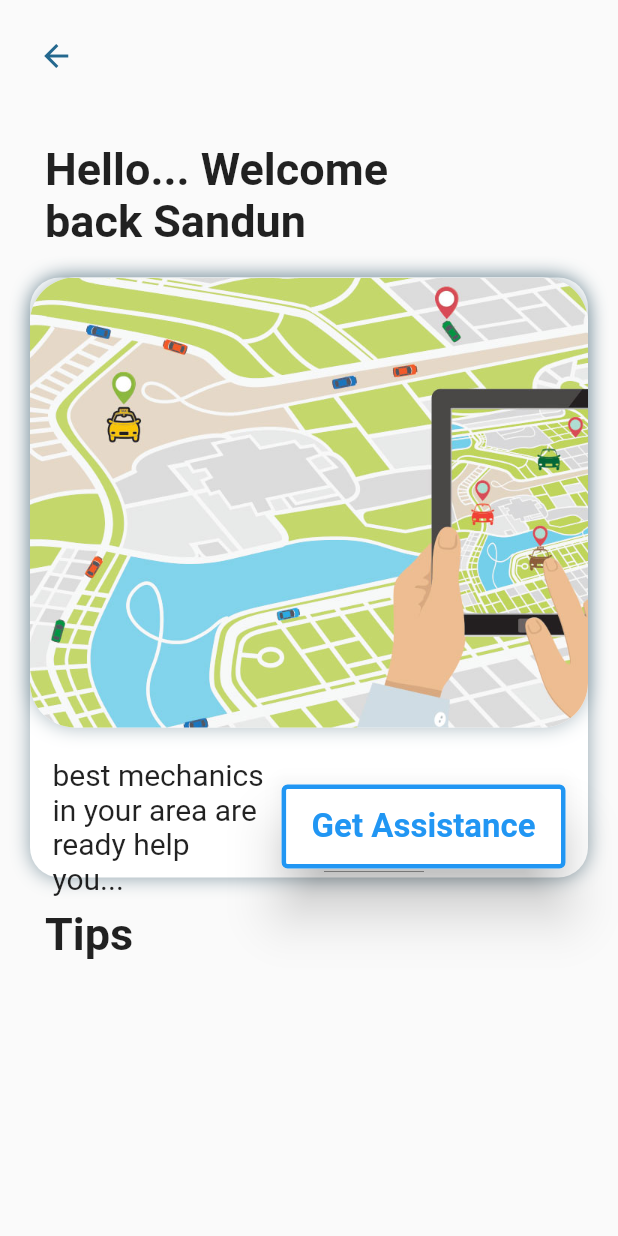
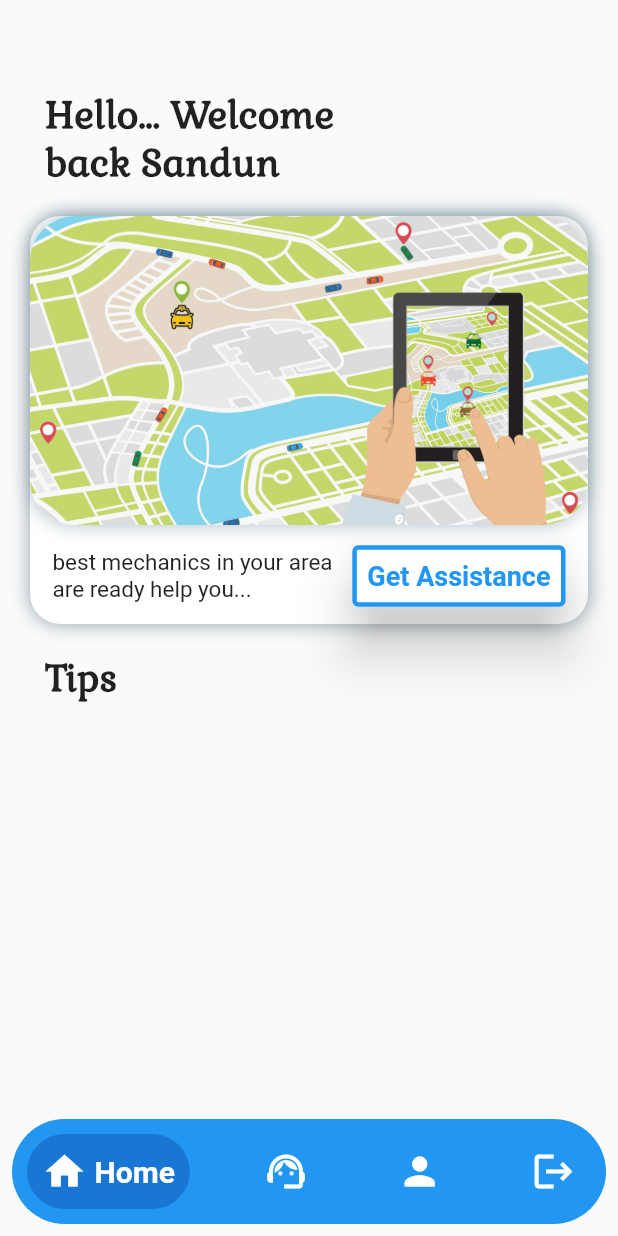
Before and after one commit to sandun-liyanage/Motor_Rescue, a Flutter app: the DriverHome screen opened by its route, on a phone screen of 412 x 824 dp. Run offline on Flutter 3.47's test engine with Material 2 defaults, Android fonts, the light colour scheme and no system bars; drawn by our look-alikes of google_nav_bar; our stand-ins replace cloud_firestore, firebase_auth, firebase_core, go_router, google_maps_flutter, location; missing offline and left inert: flutter_polyline_points; accounts and stored records are empty.

Commit message:
marker icons and UI changes

```diff
--- a/lib/main.dart
+++ b/lib/main.dart
@@ -6,6 +6,7 @@ import 'package:motor_rescue/src/auth/driver_signup.dart';
 import 'package:motor_rescue/src/auth/mechanic_login.dart';
 import 'package:motor_rescue/src/auth/mechanic_signup.dart';
 import 'package:motor_rescue/src/driver_dashboard/driver_home.dart';
+import 'package:motor_rescue/src/driver_dashboard/nearest_mechanics.dart';
 import 'package:motor_rescue/src/landing.dart';
 import 'package:motor_rescue/src/mechanic_dashboard/directions.dart';
 import 'package:motor_rescue/src/mechanic_dashboard/mechanic_home.dart';
@@ -41,6 +42,12 @@ final router = GoRouter(
         GoRoute(
           path: 'driver',
           builder: (context, state) => const DriverHome(),
+          routes: [
+            GoRoute(
+              path: 'nearestMechanics',
+              builder: (context, state) => const NearestMechanics(),
+            ),
+          ],
         ),
         GoRoute(
           path: 'mechanic',
--- a/lib/src/driver_dashboard/driver_home.dart
+++ b/lib/src/driver_dashboard/driver_home.dart
@@ -1,6 +1,8 @@
 // ignore_for_file: prefer_const_constructors, prefer_const_literals_to_create_immutables
 
 import 'package:flutter/material.dart';
+import 'package:go_router/go_router.dart';
+import 'package:motor_rescue/src/widgets/bottom_nav_driver.dart';
 
 class DriverHome extends StatefulWidget {
   const DriverHome({super.key});
@@ -12,32 +14,33 @@ class DriverHome extends StatefulWidget {
 class _DriverHomeState extends State<DriverHome> {
   @override
   Widget build(BuildContext context) {
+    var size = MediaQuery.of(context).size;
     return Scaffold(
-      appBar: AppBar(
-        backgroundColor: Colors.transparent,
-        elevation: 0,
-        iconTheme: const IconThemeData(color: Color(0xff24688e)),
-        toolbarHeight: 75,
-        leadingWidth: 75,
-      ),
-      body: Padding(
+      bottomNavigationBar: BottomNavDriverWidget(),
+      body: SingleChildScrollView(
+        child: Padding(
           padding: const EdgeInsets.all(20),
           child: Column(
             crossAxisAlignment: CrossAxisAlignment.start,
             children: [
+              SizedBox(height: 40),
               Padding(
                 padding: const EdgeInsets.symmetric(horizontal: 10),
                 child: ConstrainedBox(
-                constraints: BoxConstraints(maxWidth: 300),
+                  constraints: BoxConstraints(maxWidth: size.width * 0.5),
                   child: Text(
                     'Hello... Welcome back Sandun',
-                  style: TextStyle(fontSize: 30, fontWeight: FontWeight.bold),
+                    style: TextStyle(
+                      fontSize: 25,
+                      fontWeight: FontWeight.bold,
+                      fontFamily: "Gabriela-Regular",
+                    ),
                   ),
                 ),
               ),
               SizedBox(height: 20),
               Container(
-              height: 400,
+                height: size.height * 0.33,
                 decoration: BoxDecoration(
                   color: Colors.white,
                   borderRadius: BorderRadius.circular(20),
@@ -53,13 +56,13 @@ class _DriverHomeState extends State<DriverHome> {
                 child: Column(
                   children: [
                     Container(
-                    height: 300,
-                    width: 500,
+                      height: size.height * 0.25,
                       decoration: BoxDecoration(
                         color: Colors.white,
                         borderRadius: BorderRadius.circular(30),
                         image: const DecorationImage(
-                          image: AssetImage('assets/images/getAssistance.jpg'),
+                            image:
+                                AssetImage('assets/images/getAssistance.jpg'),
                             fit: BoxFit.cover),
                         boxShadow: [
                           BoxShadow(
@@ -72,7 +75,7 @@ class _DriverHomeState extends State<DriverHome> {
                       ),
                       //child: Image(image: AssetImage('assets/images/vBreakdown.png')),
                     ),
-                  SizedBox(height: 20),
+                    SizedBox(height: 10),
                     Padding(
                       padding: const EdgeInsets.symmetric(horizontal: 15),
                       child: Row(
@@ -80,18 +83,21 @@ class _DriverHomeState extends State<DriverHome> {
                           Flexible(
                             child: Text(
                               'best mechanics in your area are ready help you...',
-                            style: TextStyle(fontSize: 20),
+                              style: TextStyle(fontSize: 15),
                             ),
                           ),
                           SizedBox(width: 10),
                           ElevatedButton(
-                          onPressed: () {},
+                            onPressed: () {
+                              GoRouter.of(context)
+                                  .go('/driver/nearestMechanics');
+                            },
                             style: ElevatedButton.styleFrom(
                                 textStyle: TextStyle(
-                                  fontSize: 22, fontWeight: FontWeight.bold),
+                                    fontSize: 18, fontWeight: FontWeight.bold),
                                 padding: EdgeInsets.symmetric(
-                                horizontal: 20,
-                                vertical: 15,
+                                  horizontal: 10,
+                                  vertical: 10,
                                 ),
                                 backgroundColor: Colors.white,
                                 foregroundColor: Colors.blue,
@@ -110,12 +116,17 @@ class _DriverHomeState extends State<DriverHome> {
                 padding: const EdgeInsets.symmetric(horizontal: 10),
                 child: Text(
                   'Tips',
-                style: TextStyle(fontSize: 30, fontWeight: FontWeight.bold),
+                  style: TextStyle(
+                    fontSize: 25,
+                    fontWeight: FontWeight.bold,
+                    fontFamily: "Gabriela-Regular",
+                  ),
                 ),
               ),
             ],
           ),
         ),
+      ),
     );
   }
 }
--- a/lib/src/widgets/bottom_nav_driver.dart
+++ b/lib/src/widgets/bottom_nav_driver.dart
@@ -1,4 +1,4 @@
-// ignore_for_file: prefer_const_constructors, prefer_const_literals_to_create_immutables
+// ignore_for_file: prefer_const_constructors, prefer_const_literals_to_create_immutables, unused_local_variable
 
 import 'package:flutter/material.dart';
 import 'package:go_router/go_router.dart';
@@ -11,8 +11,9 @@ class BottomNavDriverWidget extends StatelessWidget {
 
   @override
   Widget build(BuildContext context) {
+    var size = MediaQuery.of(context).size;
     return Padding(
-      padding: const EdgeInsets.all(10),
+      padding: const EdgeInsets.all(8),
       child: Container(
         decoration: BoxDecoration(
           color: Colors.blue,
@@ -25,33 +26,33 @@ class BottomNavDriverWidget extends StatelessWidget {
             color: Colors.white,
             activeColor: Colors.white,
             tabBackgroundColor: Colors.blue.shade700,
-            padding: EdgeInsets.all(15),
+            padding: EdgeInsets.all(10),
             gap: 5,
             onTabChange: (index) {
               switch (index) {
                 case 0:
-                  GoRouter.of(context).go('/mechanicHome');
+                  GoRouter.of(context).go('/mechanic');
                   break;
                 case 1:
-                  GoRouter.of(context).go('/mechanicHome');
+                  GoRouter.of(context).go('/mechanic');
                   break;
                 case 2:
-                  GoRouter.of(context).go('/mechanicHome');
+                  GoRouter.of(context).go('/mechanic');
                   break;
                 case 3:
                   //logout function
                   break;
                 default:
-                  GoRouter.of(context).go('/mechanicHome');
+                  GoRouter.of(context).go('/mechanic');
               }
             },
             tabs: [
               GButton(
                 icon: Icons.home,
                 text: 'Home',
-                iconSize: 35,
+                iconSize: 30,
                 textStyle: TextStyle(
-                  fontSize: 25,
+                  fontSize: 20,
                   color: Colors.white,
                   fontWeight: FontWeight.bold,
                 ),
@@ -59,9 +60,9 @@ class BottomNavDriverWidget extends StatelessWidget {
               GButton(
                 icon: Icons.support_agent,
                 text: 'Contact Us',
-                iconSize: 35,
+                iconSize: 30,
                 textStyle: TextStyle(
-                  fontSize: 25,
+                  fontSize: 20,
                   color: Colors.white,
                   fontWeight: FontWeight.bold,
                 ),
@@ -69,9 +70,9 @@ class BottomNavDriverWidget extends StatelessWidget {
               GButton(
                 icon: Icons.person,
                 text: 'Profile',
-                iconSize: 35,
+                iconSize: 30,
                 textStyle: TextStyle(
-                  fontSize: 25,
+                  fontSize: 20,
                   color: Colors.white,
                   fontWeight: FontWeight.bold,
                 ),
@@ -79,9 +80,9 @@ class BottomNavDriverWidget extends StatelessWidget {
               GButton(
                 icon: Icons.logout,
                 text: 'Logout',
-                iconSize: 35,
+                iconSize: 30,
                 textStyle: TextStyle(
-                  fontSize: 25,
+                  fontSize: 20,
                   color: Colors.white,
                   fontWeight: FontWeight.bold,
                 ),
```
Also changed, not shown: lib/src/driver_dashboard/nearest_mechanics.dart (added, +25 -0 lines), lib/src/landing.dart (+54 -16 lines), lib/src/mechanic_dashboard/directions.dart (+34 -7 lines), lib/src/mechanic_dashboard/mechanic_home.dart (+0 -7 lines), assets/images/icon.png (added). Lines whose indentation alone changed are shown as unchanged.
